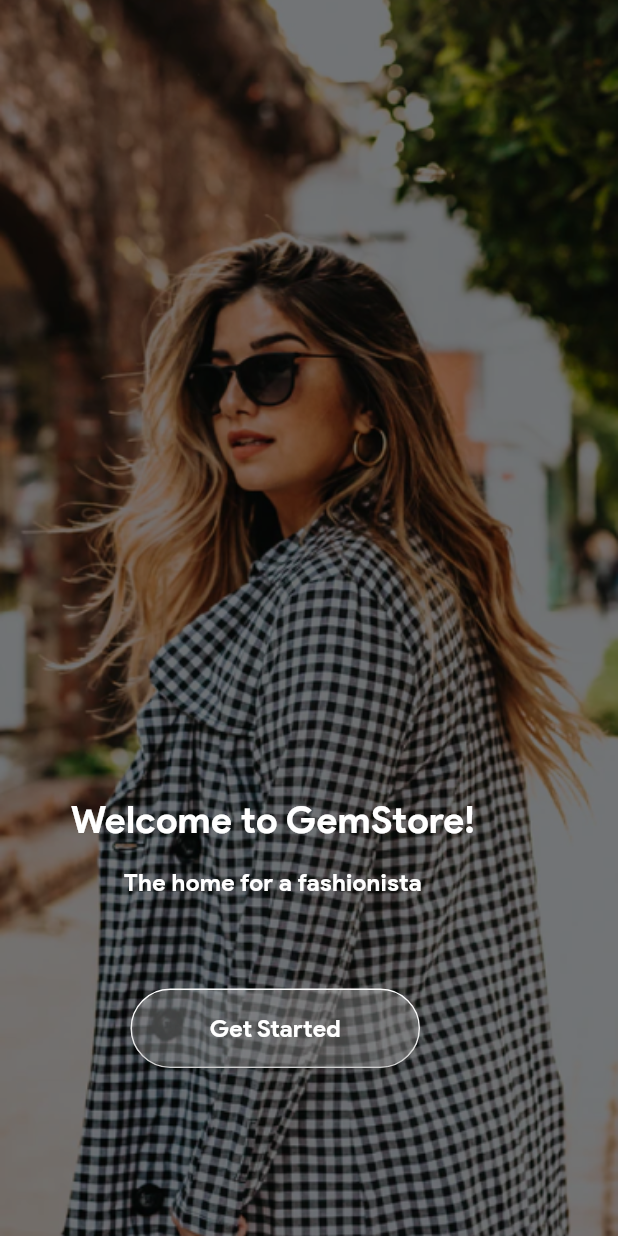
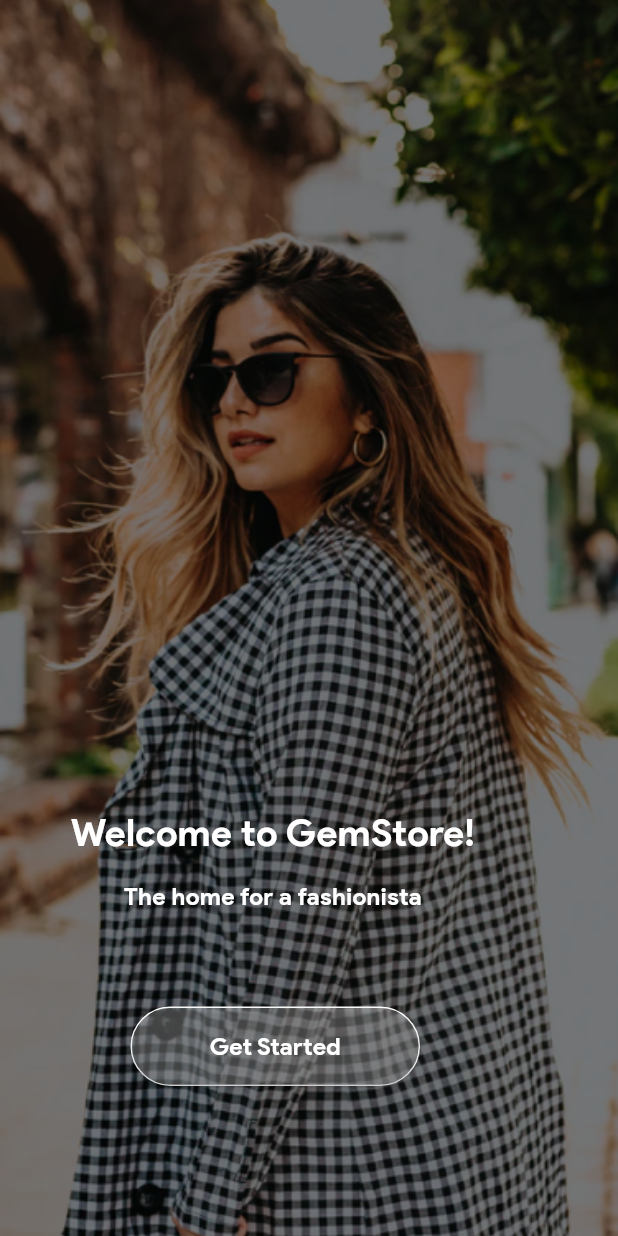
Before and after one commit to NjokiCynthia/gemStore, a Flutter app: the screen it shows after launch, on a phone screen of 412 x 824 dp. Run offline on Flutter 3.47's test engine with Material 3 defaults, Android fonts, the phone set to English and light mode, and no system bars; our stand-ins replace persistent_bottom_nav_bar.

Commit message:
Edit button position on intro screen

```diff
--- a/lib/screens/intro_screen.dart
+++ b/lib/screens/intro_screen.dart
@@ -30,7 +30,8 @@
               height: MediaQuery.of(context).size.height,
             ),
             Positioned(
-                top: 528,
+                //top: 528,
+                bottom: 184,
                 left: 47,
                 child: Column(
                   children: [
@@ -44,19 +45,23 @@
                     ),
                     heading2(
                         text: 'The home for a fashionista',
-                        color: const Color.fromRGBO(255, 255, 255, 1.0))
+                        color: const Color.fromRGBO(255, 255, 255, 1.0)),
                     // Theme.of(context).textSelectionTheme.selectionColor)
+                    const SizedBox(
+                      height: 31,
+                    ),
                   ],
                 )),
             Positioned(
-                top: 659,
+                // top: 659,
+                bottom: 100,
                 left: 87,
                 child: Container(
                   height: 53,
                   width: 193,
                   decoration: BoxDecoration(
-                      border:
-                          Border.all(color: const Color.fromRGBO(255, 255, 255, 1.0)),
+                      border: Border.all(
+                          color: const Color.fromRGBO(255, 255, 255, 1.0)),
                       borderRadius: BorderRadius.circular(29.5)),
                   child: ElevatedButton(
                     style: ElevatedButton.styleFrom(
```
